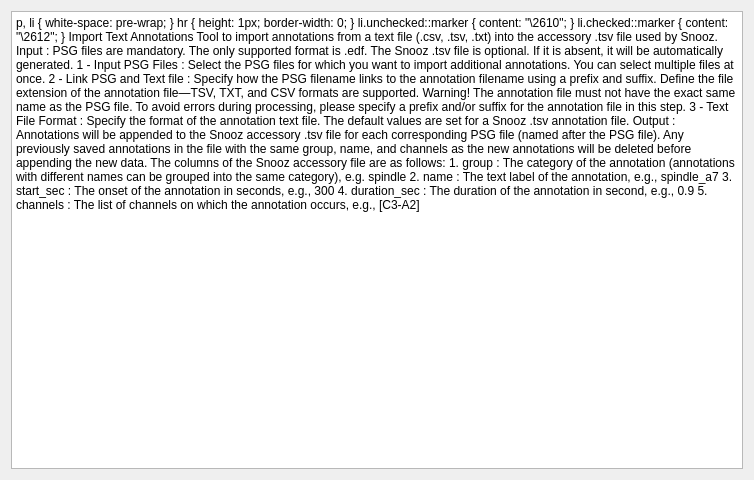
Qt form tools/CEAMSTools/ImportTextAnnotations/IntroStep/Ui_IntroStep.ui (SnoozToolbox/snooz-package-ceams) before a commit.
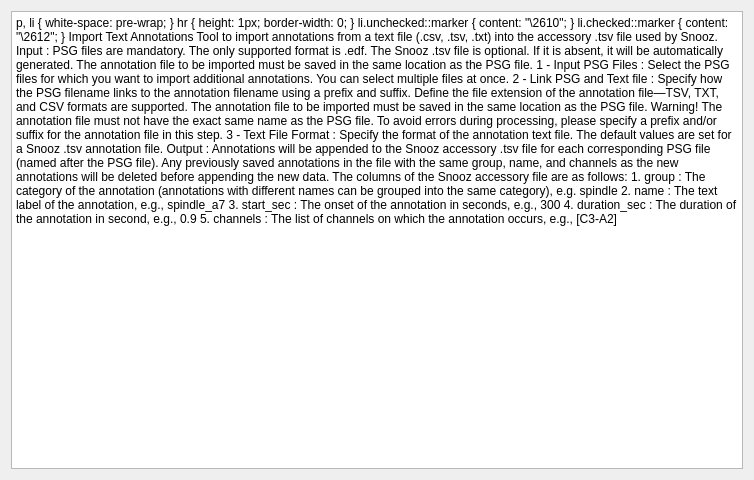
The same form after that commit.

The edit to the form file:
```diff
--- a/tools/CEAMSTools/ImportTextAnnotations/IntroStep/Ui_IntroStep.ui
+++ b/tools/CEAMSTools/ImportTextAnnotations/IntroStep/Ui_IntroStep.ui
@@ -40,6 +40,7 @@
 &lt;p style=&quot; margin-top:0px; margin-bottom:0px; margin-left:0px; margin-right:0px; -qt-block-indent:0; text-indent:0px;&quot;&gt;&lt;span style=&quot; text-decoration: underline;&quot;&gt;Input :&lt;/span&gt;&lt;/p&gt;
 &lt;p style=&quot; margin-top:0px; margin-bottom:0px; margin-left:0px; margin-right:0px; -qt-block-indent:0; text-indent:0px;&quot;&gt;PSG files are mandatory.  The only supported format is .edf.&lt;/p&gt;
 &lt;p style=&quot; margin-top:0px; margin-bottom:0px; margin-left:0px; margin-right:0px; -qt-block-indent:0; text-indent:0px;&quot;&gt;The Snooz .tsv file is optional. If it is absent, it will be automatically generated.&lt;/p&gt;
+&lt;p style=&quot; margin-top:0px; margin-bottom:0px; margin-left:0px; margin-right:0px; -qt-block-indent:0; text-indent:0px;&quot;&gt;The annotation file to be imported must be saved in the same location as the PSG file.&lt;/p&gt;
 &lt;p style=&quot;-qt-paragraph-type:empty; margin-top:0px; margin-bottom:0px; margin-left:0px; margin-right:0px; -qt-block-indent:0; text-indent:0px;&quot;&gt;&lt;br /&gt;&lt;/p&gt;
 &lt;p style=&quot; margin-top:0px; margin-bottom:0px; margin-left:0px; margin-right:0px; -qt-block-indent:0; text-indent:0px;&quot;&gt;&lt;span style=&quot; text-decoration: underline;&quot;&gt;1 - Input PSG Files :&lt;/span&gt;&lt;/p&gt;
 &lt;p style=&quot; margin-top:0px; margin-bottom:0px; margin-left:0px; margin-right:0px; -qt-block-indent:0; text-indent:0px;&quot;&gt;Select the PSG files for which you want to import additional annotations. You can select multiple files at once.&lt;/p&gt;
@@ -47,6 +48,7 @@
 &lt;p style=&quot; margin-top:0px; margin-bottom:0px; margin-left:0px; margin-right:0px; -qt-block-indent:0; text-indent:0px;&quot;&gt;&lt;span style=&quot; text-decoration: underline;&quot;&gt;2 - Link PSG and Text file :&lt;/span&gt;&lt;/p&gt;
 &lt;p style=&quot; margin-top:0px; margin-bottom:0px; margin-left:0px; margin-right:0px; -qt-block-indent:0; text-indent:0px;&quot;&gt;Specify how the PSG filename links to the annotation filename using a prefix and suffix. &lt;/p&gt;
 &lt;p style=&quot; margin-top:0px; margin-bottom:0px; margin-left:0px; margin-right:0px; -qt-block-indent:0; text-indent:0px;&quot;&gt;Define the file extension of the annotation file—TSV, TXT, and CSV formats are supported.&lt;/p&gt;
+&lt;p style=&quot; margin-top:0px; margin-bottom:0px; margin-left:0px; margin-right:0px; -qt-block-indent:0; text-indent:0px;&quot;&gt;The annotation file to be imported must be saved in the same location as the PSG file.&lt;/p&gt;
 &lt;p style=&quot;-qt-paragraph-type:empty; margin-top:0px; margin-bottom:0px; margin-left:0px; margin-right:0px; -qt-block-indent:0; text-indent:0px;&quot;&gt;&lt;br /&gt;&lt;/p&gt;
 &lt;p style=&quot; margin-top:0px; margin-bottom:0px; margin-left:0px; margin-right:0px; -qt-block-indent:0; text-indent:0px;&quot;&gt;&lt;span style=&quot; font-weight:700;&quot;&gt;Warning!&lt;/span&gt;&lt;br /&gt;The annotation file &lt;span style=&quot; font-weight:700;&quot;&gt;must not have the exact same name&lt;/span&gt; as the PSG file. To avoid errors during processing, please specify a &lt;span style=&quot; font-weight:700;&quot;&gt;prefix and/or suffix&lt;/span&gt; for the annotation file in this step.&lt;/p&gt;
 &lt;p style=&quot;-qt-paragraph-type:empty; margin-top:0px; margin-bottom:0px; margin-left:0px; margin-right:0px; -qt-block-indent:0; text-indent:0px;&quot;&gt;&lt;br /&gt;&lt;/p&gt;
```
